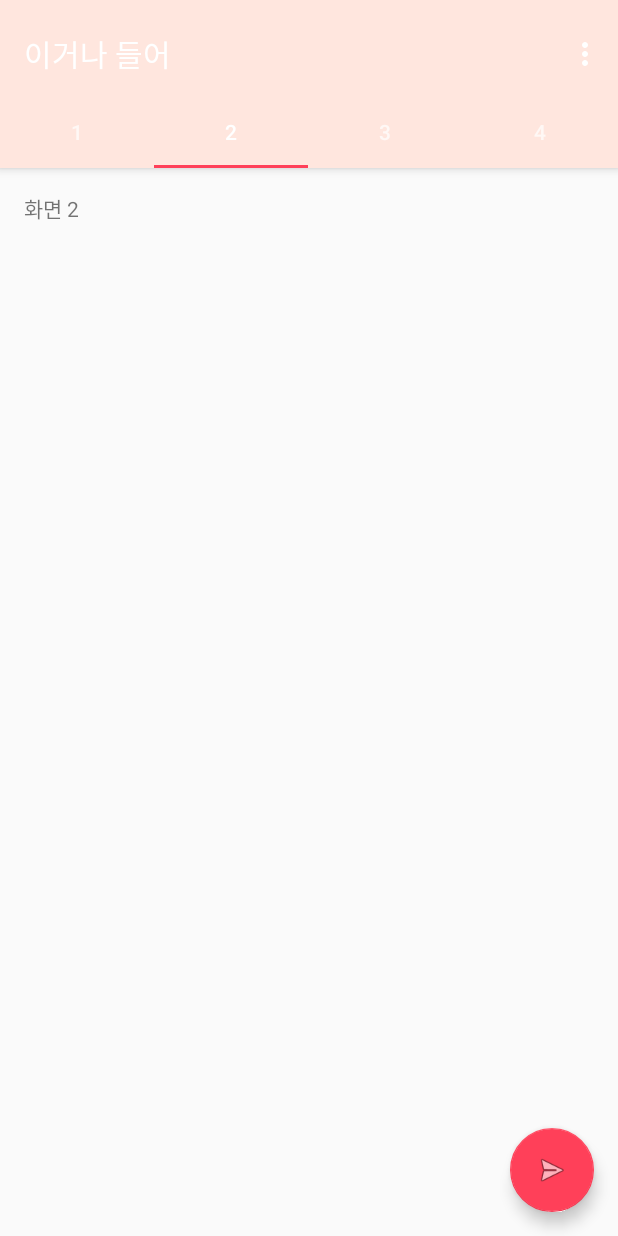
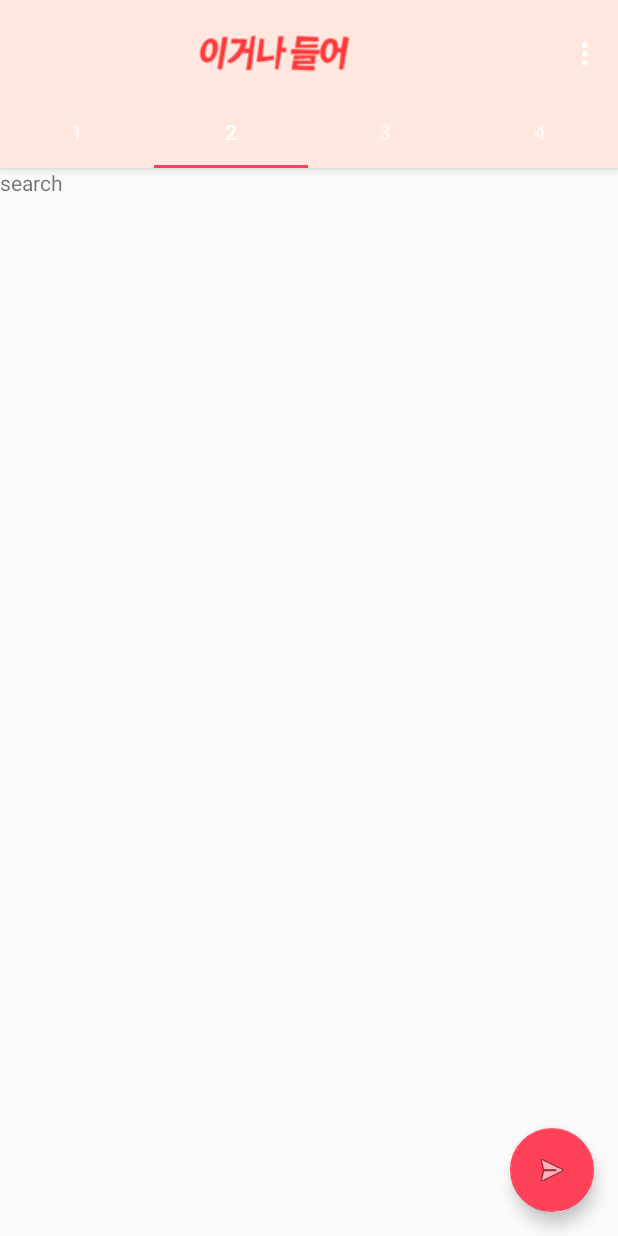
Before and after one commit to zzizzh/UJSAJ_android, an Android app: the screen it shows after launch (MainActivity), tab 2 chosen, on a phone screen of 412 x 824 dp. Run offline under Robolectric (Android 15) with nearby library versions, the phone set to English and light mode, and no system bars.

Commit message:
Second Commit

```diff
--- /dev/null
+++ b/app/src/main/java/com/example/myapplication/LikeFragment.java
@@ -0,0 +1,17 @@
+package com.example.myapplication;
+import android.support.v4.app.Fragment;
+import android.os.Bundle;
+import android.view.LayoutInflater;
+import android.view.View;
+import android.view.ViewGroup;
+
+/**
+ * Created by 유재인 on 2017-07-24.
+ */
+
+public class LikeFragment extends Fragment {
+    @Override
+    public View onCreateView(LayoutInflater inflater, ViewGroup container, Bundle savedInstanceState) {
+        return inflater.inflate(R.layout.fragment_like, container, false);
+    }
+}
--- a/app/src/main/java/com/example/myapplication/MainActivity.java
+++ b/app/src/main/java/com/example/myapplication/MainActivity.java
@@ -31,6 +31,7 @@ public class MainActivity extends AppCompatActivity {
      */
     private SectionsPagerAdapter mSectionsPagerAdapter;
 
+
     /**
      * The {@link ViewPager} that will host the section contents.
      */
@@ -43,6 +44,8 @@ public class MainActivity extends AppCompatActivity {
 
         Toolbar toolbar = (Toolbar) findViewById(R.id.toolbar);
         setSupportActionBar(toolbar);
+        getSupportActionBar().setTitle(" ");
+
         // Create the adapter that will return a fragment for each of the three
         // primary sections of the activity.
         mSectionsPagerAdapter = new SectionsPagerAdapter(getSupportFragmentManager());
@@ -89,41 +92,6 @@ public class MainActivity extends AppCompatActivity {
     }
 
     /**
-     * A placeholder fragment containing a simple view.
-     */
-    public static class PlaceholderFragment extends Fragment {
-        /**
-         * The fragment argument representing the section number for this
-         * fragment.
-         */
-        private static final String ARG_SECTION_NUMBER = "section_number";
-
-        public PlaceholderFragment() {
-        }
-
-        /**
-         * Returns a new instance of this fragment for the given section
-         * number.
-         */
-        public static PlaceholderFragment newInstance(int sectionNumber) {
-            PlaceholderFragment fragment = new PlaceholderFragment();
-            Bundle args = new Bundle();
-            args.putInt(ARG_SECTION_NUMBER, sectionNumber);
-            fragment.setArguments(args);
-            return fragment;
-        }
-
-        @Override
-        public View onCreateView(LayoutInflater inflater, ViewGroup container,
-                                 Bundle savedInstanceState) {
-            View rootView = inflater.inflate(R.layout.fragment_main, container, false);
-            TextView textView = (TextView) rootView.findViewById(R.id.section_label);
-            textView.setText(getString(R.string.section_format, getArguments().getInt(ARG_SECTION_NUMBER)));
-            return rootView;
-        }
-    }
-
-    /**
      * A {@link FragmentPagerAdapter} that returns a fragment corresponding to
      * one of the sections/tabs/pages.
      */
@@ -137,7 +105,17 @@ public class MainActivity extends AppCompatActivity {
         public Fragment getItem(int position) {
             // getItem is called to instantiate the fragment for the given page.
             // Return a PlaceholderFragment (defined as a static inner class below).
-            return PlaceholderFragment.newInstance(position + 1);
+
+            if(position == 0)
+                return new TimeLIneFragment();
+            else if(position == 1)
+                return new SearchFragment();
+            else if(position == 2)
+                return new LikeFragment();
+            else if(position == 3)
+                return new MyPageFragment();
+            else
+                return null;
         }
 
         @Override
--- /dev/null
+++ b/app/src/main/java/com/example/myapplication/SearchFragment.java
@@ -0,0 +1,17 @@
+package com.example.myapplication;
+import android.support.v4.app.Fragment;
+import android.os.Bundle;
+import android.view.LayoutInflater;
+import android.view.View;
+import android.view.ViewGroup;
+
+/**
+ * Created by 유재인 on 2017-07-29.
+ */
+
+public class SearchFragment extends Fragment {
+    @Override
+    public View onCreateView(LayoutInflater inflater, ViewGroup container, Bundle savedInstanceState) {
+        return inflater.inflate(R.layout.fragment_search, container, false);
+    }
+}
--- /dev/null
+++ b/app/src/main/java/com/example/myapplication/TimeLIneFragment.java
@@ -0,0 +1,17 @@
+package com.example.myapplication;
+import android.support.v4.app.Fragment;
+import android.os.Bundle;
+import android.view.LayoutInflater;
+import android.view.View;
+import android.view.ViewGroup;
+
+/**
+ * Created by 유재인 on 2017-07-29.
+ */
+
+public class TimeLIneFragment extends Fragment {
+    @Override
+    public View onCreateView(LayoutInflater inflater, ViewGroup container, Bundle savedInstanceState) {
+        return inflater.inflate(R.layout.fragment_timeline, container, false);
+    }
+}
--- a/app/src/main/res/layout/activity_intro.xml
+++ b/app/src/main/res/layout/activity_intro.xml
@@ -20,6 +20,6 @@
         app:layout_constraintLeft_toLeftOf="parent"
         app:layout_constraintRight_toRightOf="parent"
         app:layout_constraintTop_toTopOf="parent"
-        app:layout_constraintVertical_bias="0.498"
+        app:layout_constraintVertical_bias="0.397"
         tools:ignore="ContentDescription" />
 </android.support.constraint.ConstraintLayout>
--- a/app/src/main/res/layout/activity_main.xml
+++ b/app/src/main/res/layout/activity_main.xml
@@ -7,19 +7,6 @@
     android:layout_height="match_parent"
     android:fitsSystemWindows="true"
     tools:context="com.example.myapplication.MainActivity">
-
-    <LinearLayout
-        android:layout_width="match_parent"
-        android:layout_height="match_parent"
-        android:orientation="horizontal">
-
-        <ImageView
-            android:id="@+id/imageView"
-            android:layout_width="wrap_content"
-            android:layout_height="wrap_content"
-            android:layout_weight="1"
-            app:srcCompat="@mipmap/ic_launcher_round" />
-    </LinearLayout>
 
     <android.support.v4.view.ViewPager
         android:id="@+id/container"
@@ -42,17 +29,35 @@
         android:paddingTop="@dimen/appbar_padding_top"
         android:theme="@style/AppTheme.AppBarOverlay">
 
+        <LinearLayout
+            android:layout_width="match_parent"
+            android:layout_height="match_parent"
+            android:orientation="vertical">
+
+
+
+
             <android.support.v7.widget.Toolbar
                 android:id="@+id/toolbar"
                 android:layout_width="match_parent"
                 android:layout_height="?attr/actionBarSize"
+
                 android:layout_weight="1"
-
                 android:background="?attr/colorPrimary"
                 app:layout_scrollFlags="scroll|enterAlways"
-            app:popupTheme="@style/AppTheme.PopupOverlay">
+                app:popupTheme="@style/AppTheme.PopupOverlay"
+                android:weightSum="1">
 
+                <ImageView
+                    android:id="@+id/imageView2"
+                    android:layout_width="316dp"
+                    android:layout_height="wrap_content"
+                    android:layout_weight="0.10"
+                    app:srcCompat="@drawable/toolbarlogo" />
             </android.support.v7.widget.Toolbar>
+
+
+        </LinearLayout>
 
         <android.support.design.widget.TabLayout
             android:id="@+id/tabs"
--- a/app/src/main/res/layout/fragment_main.xml
+++ /dev/null
@@ -1,16 +0,0 @@
-<RelativeLayout xmlns:android="http://schemas.android.com/apk/res/android"
-    xmlns:tools="http://schemas.android.com/tools"
-    android:layout_width="match_parent"
-    android:layout_height="match_parent"
-    android:paddingBottom="@dimen/activity_vertical_margin"
-    android:paddingLeft="@dimen/activity_horizontal_margin"
-    android:paddingRight="@dimen/activity_horizontal_margin"
-    android:paddingTop="@dimen/activity_vertical_margin"
-    tools:context="com.example.myapplication.MainActivity$PlaceholderFragment">
-
-    <TextView
-        android:id="@+id/section_label"
-        android:layout_width="wrap_content"
-        android:layout_height="wrap_content" />
-
-</RelativeLayout>
--- /dev/null
+++ b/app/src/main/res/layout/fragment_search.xml
@@ -0,0 +1,12 @@
+<RelativeLayout xmlns:android="http://schemas.android.com/apk/res/android"
+    xmlns:tools="http://schemas.android.com/tools"
+    android:layout_width="match_parent"
+    android:layout_height="match_parent">
+
+    <TextView
+        android:id="@+id/section_label"
+        android:layout_width="wrap_content"
+        android:layout_height="wrap_content"
+        android:text="search"/>
+
+</RelativeLayout>
--- a/app/src/main/res/menu/menu_main.xml
+++ b/app/src/main/res/menu/menu_main.xml
@@ -2,10 +2,12 @@
     xmlns:app="http://schemas.android.com/apk/res-auto"
     xmlns:tools="http://schemas.android.com/tools"
     tools:context="com.example.myapplication.MainActivity">
+    android:icon="@mipmap/ic_launcher_round"
     <item
         android:id="@+id/action_settings"
         android:orderInCategory="100"
         android:title="로그인"
+
         app:showAsAction="never" />
     <item
 
--- a/app/src/main/res/values/strings.xml
+++ b/app/src/main/res/values/strings.xml
@@ -2,4 +2,7 @@
     <string name="app_name">이거나 들어</string>
     <string name="action_settings">설정</string>
     <string name="section_format">화면 %1$d</string>
+
+    <!-- TODO: Remove or change this placeholder text -->
+    <string name="fragment">Hello blank fragment</string>
 </resources>
```
Also changed, not shown: app/src/main/java/com/example/myapplication/MyPageFragment.java (added, +17 -0 lines), app/src/main/res/layout/fragment_like.xml (added, +12 -0 lines), app/src/main/res/layout/fragment_mypage.xml (added, +12 -0 lines), app/src/main/res/layout/fragment_timeline.xml (added, +12 -0 lines), app/src/main/res/drawable/toolbarlogo.png (added), 1 other file. Lines whose indentation alone changed are shown as unchanged.
